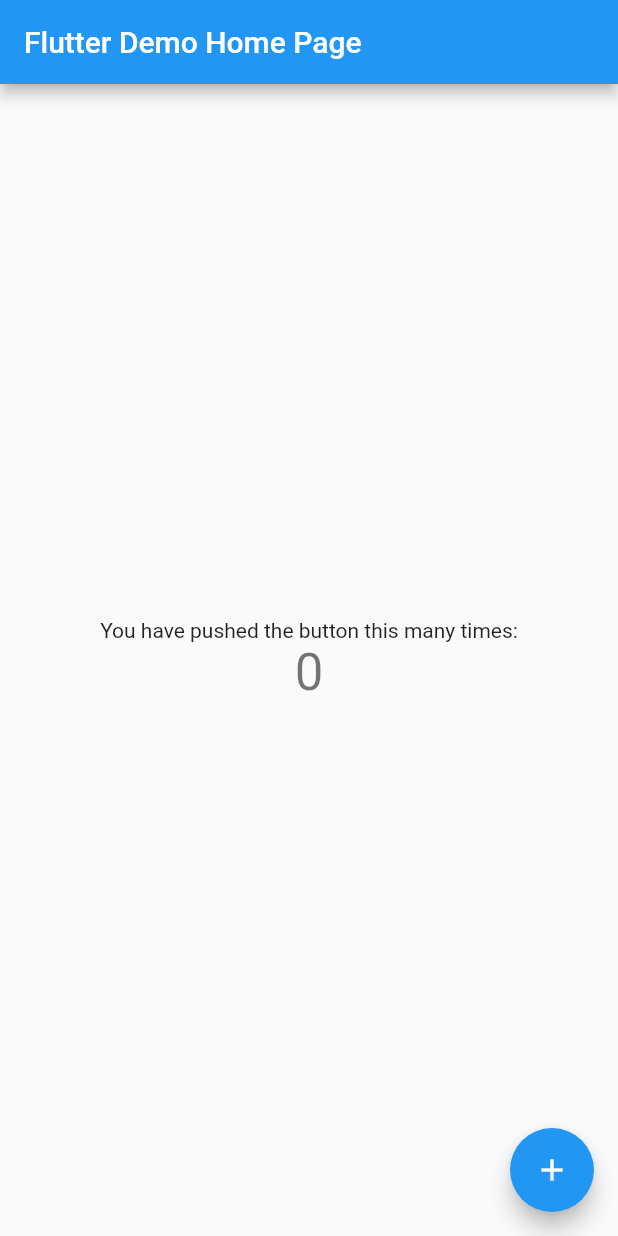
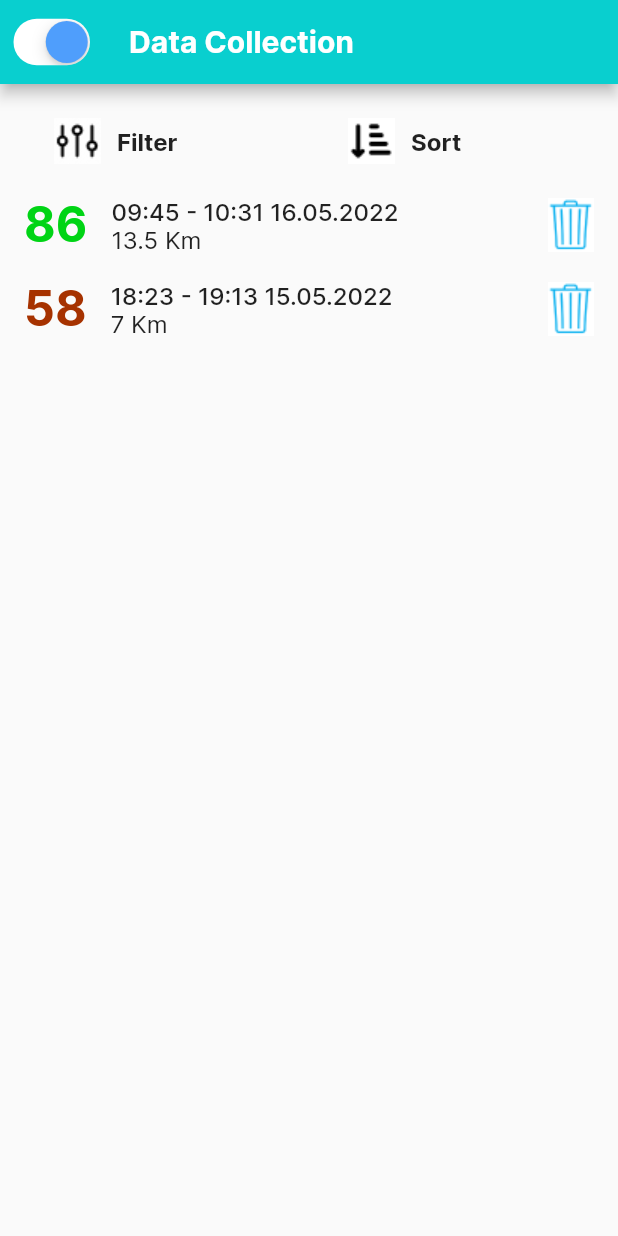
Before and after one commit to SanjulaHaz/Andrii-Melnychuk-Flutter-UI, a Flutter app: the screen it shows after launch, on a phone screen of 412 x 824 dp. Run offline on Flutter 3.47's test engine with Material 2 defaults, Android fonts, the phone set to English and light mode, and no system bars.

Commit message:
add login & home screens

```diff
--- /dev/null
+++ b/lib/home.dart
@@ -0,0 +1,149 @@
+import 'package:flutter/cupertino.dart';
+import 'package:flutter/material.dart';
+
+class Home extends StatelessWidget {
+
+  @override
+  Widget build(BuildContext context) {
+    return Scaffold(
+      appBar: AppBar(
+        backgroundColor: Theme.of(context).primaryColor,
+        leading: Padding(
+          padding: const EdgeInsets.only(left: 13),
+          child: CupertinoSwitch(
+              activeColor: Colors.white,
+              thumbColor: Color(0xff4F9EFC),
+              value: true,
+              onChanged: (val) {}),
+        ),
+        title: Padding(
+          padding: const EdgeInsets.only(left: 14),
+          child: Text(
+            "Data Collection",
+            style: TextStyle(
+              fontFamily: "Inter",
+              fontSize: 20,
+              fontWeight: FontWeight.w700,
+            ),
+          ),
+        )
+      ),
+      body: Column(
+        children: [
+          SizedBox(
+            height: 10,
+          ),
+          Row(
+            children: [
+              SizedBox(
+                width: 20,
+              ),
+              Expanded(
+                child: ListTile(
+                  horizontalTitleGap: 2,
+                  leading: SizedBox(
+                    width: 31,
+                    height: 31,
+                    child: Image.asset("assets/filter.png"),
+                  ),
+                  title: Text(
+                    "Filter",
+                    style: TextStyle(
+                      fontFamily: "Inter",
+                      fontSize: 16,
+                      fontWeight: FontWeight.w700,
+                    ),
+                  ),
+                ),
+              ),
+              Expanded(
+                child: ListTile(
+                  horizontalTitleGap: 2,
+                  leading: SizedBox(
+                    width: 31,
+                    height: 31,
+                    child: Image.asset("assets/sort.png"),
+                  ),
+                  title: Text(
+                    "Sort",
+                    style: TextStyle(
+                      fontFamily: "Inter",
+                      fontSize: 16,
+                      fontWeight: FontWeight.w700,
+                    ),
+                  ),
+                ),
+              ),
+            ],
+          ),
+          ListTile(
+            leading: Text(
+              "86",
+              style: TextStyle(
+                fontFamily: "Inter",
+                fontSize: 32,
+                fontWeight: FontWeight.w700,
+                color: Color(0xff00D415),
+              ),
+            ),
+            title: Column(
+              crossAxisAlignment: CrossAxisAlignment.start,
+              children: [
+                Text(
+                  "09:45 - 10:31 16.05.2022",
+                  style: TextStyle(
+                    fontFamily: "Inter",
+                    fontSize: 16,
+                    fontWeight: FontWeight.w500,
+                  ),
+                ),
+                Text(
+                  "13.5 Km",
+                  style: TextStyle(
+                    fontFamily: "Inter",
+                    fontSize: 16,
+                    fontWeight: FontWeight.w400,
+                  ),
+                ),
+              ],
+            ),
+            trailing: Image.asset("assets/bin.png"),
+          ),
+          ListTile(
+            leading: Text(
+              "58",
+              style: TextStyle(
+                fontFamily: "Inter",
+                fontSize: 32,
+                fontWeight: FontWeight.w700,
+                color: Color(0xffA63200),
+              ),
+            ),
+            title: Column(
+              crossAxisAlignment: CrossAxisAlignment.start,
+              children: [
+                Text(
+                  "18:23 - 19:13 15.05.2022",
+                  style: TextStyle(
+                    fontFamily: "Inter",
+                    fontSize: 16,
+                    fontWeight: FontWeight.w500,
+                  ),
+                ),
+                Text(
+                  "7 Km",
+                  style: TextStyle(
+                    fontFamily: "Inter",
+                    fontSize: 16,
+                    fontWeight: FontWeight.w400,
+                  ),
+                ),
+              ],
+            ),
+            trailing: Image.asset("assets/bin.png"),
+          ),
+        ],
+      ),
+    );
+  }
+}
--- a/lib/main.dart
+++ b/lib/main.dart
@@ -1,115 +1,20 @@
+import 'package:andrii_melnychuk_flutter_ui/home.dart';
+import 'package:andrii_melnychuk_flutter_ui/login.dart';
 import 'package:flutter/material.dart';
 
-void main() {
-  runApp(const MyApp());
+void main(){
+  runApp(MyApp());
 }
 
 class MyApp extends StatelessWidget {
-  const MyApp({Key? key}) : super(key: key);
 
-  // This widget is the root of your application.
   @override
   Widget build(BuildContext context) {
     return MaterialApp(
-      title: 'Flutter Demo',
       theme: ThemeData(
-        // This is the theme of your application.
-        //
-        // Try running your application with "flutter run". You'll see the
-        // application has a blue toolbar. Then, without quitting the app, try
-        // changing the primarySwatch below to Colors.green and then invoke
-        // "hot reload" (press "r" in the console where you ran "flutter run",
-        // or simply save your changes to "hot reload" in a Flutter IDE).
-        // Notice that the counter didn't reset back to zero; the application
-        // is not restarted.
-        primarySwatch: Colors.blue,
+          primaryColor: Color(0xff09CFCF),
       ),
-      home: const MyHomePage(title: 'Flutter Demo Home Page'),
+      home: Home(),
     );
   }
 }
-
-class MyHomePage extends StatefulWidget {
-  const MyHomePage({Key? key, required this.title}) : super(key: key);
-
-  // This widget is the home page of your application. It is stateful, meaning
-  // that it has a State object (defined below) that contains fields that affect
-  // how it looks.
-
-  // This class is the configuration for the state. It holds the values (in this
-  // case the title) provided by the parent (in this case the App widget) and
-  // used by the build method of the State. Fields in a Widget subclass are
-  // always marked "final".
-
-  final String title;
-
-  @override
-  State<MyHomePage> createState() => _MyHomePageState();
-}
-
-class _MyHomePageState extends State<MyHomePage> {
-  int _counter = 0;
-
-  void _incrementCounter() {
-    setState(() {
-      // This call to setState tells the Flutter framework that something has
-      // changed in this State, which causes it to rerun the build method below
-      // so that the display can reflect the updated values. If we changed
-      // _counter without calling setState(), then the build method would not be
-      // called again, and so nothing would appear to happen.
-      _counter++;
-    });
-  }
-
-  @override
-  Widget build(BuildContext context) {
-    // This method is rerun every time setState is called, for instance as done
-    // by the _incrementCounter method above.
-    //
-    // The Flutter framework has been optimized to make rerunning build methods
-    // fast, so that you can just rebuild anything that needs updating rather
-    // than having to individually change instances of widgets.
-    return Scaffold(
-      appBar: AppBar(
-        // Here we take the value from the MyHomePage object that was created by
-        // the App.build method, and use it to set our appbar title.
-        title: Text(widget.title),
-      ),
-      body: Center(
-        // Center is a layout widget. It takes a single child and positions it
-        // in the middle of the parent.
-        child: Column(
-          // Column is also a layout widget. It takes a list of children and
-          // arranges them vertically. By default, it sizes itself to fit its
-          // children horizontally, and tries to be as tall as its parent.
-          //
-          // Invoke "debug painting" (press "p" in the console, choose the
-          // "Toggle Debug Paint" action from the Flutter Inspector in Android
-          // Studio, or the "Toggle Debug Paint" command in Visual Studio Code)
-          // to see the wireframe for each widget.
-          //
-          // Column has various properties to control how it sizes itself and
-          // how it positions its children. Here we use mainAxisAlignment to
-          // center the children vertically; the main axis here is the vertical
-          // axis because Columns are vertical (the cross axis would be
-          // horizontal).
-          mainAxisAlignment: MainAxisAlignment.center,
-          children: <Widget>[
-            const Text(
-              'You have pushed the button this many times:',
-            ),
-            Text(
-              '$_counter',
-              style: Theme.of(context).textTheme.headline4,
-            ),
-          ],
-        ),
-      ),
-      floatingActionButton: FloatingActionButton(
-        onPressed: _incrementCounter,
-        tooltip: 'Increment',
-        child: const Icon(Icons.add),
-      ), // This trailing comma makes auto-formatting nicer for build methods.
-    );
-  }
-}
```
Also changed, not shown: analysis_options.yaml (+208 -24 lines), lib/login.dart (added, +109 -0 lines), pubspec.yaml (+13 -13 lines), assets/bin.png (added), assets/filter.png (added), assets/fonts/Inter-Bold.ttf (added), assets/fonts/Inter-Medium.ttf (added), assets/fonts/Inter-Regular.ttf (added), assets/fonts/Inter-SemiBold.ttf (added), assets/sort.png (added), lib/constants.dart (added).
